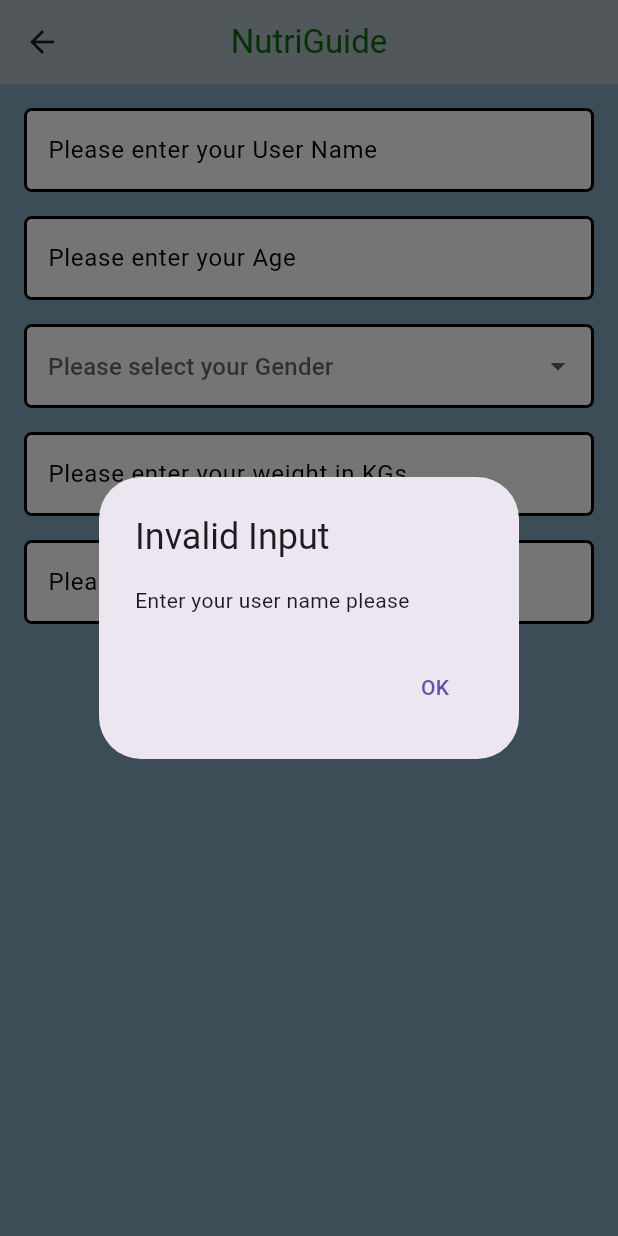
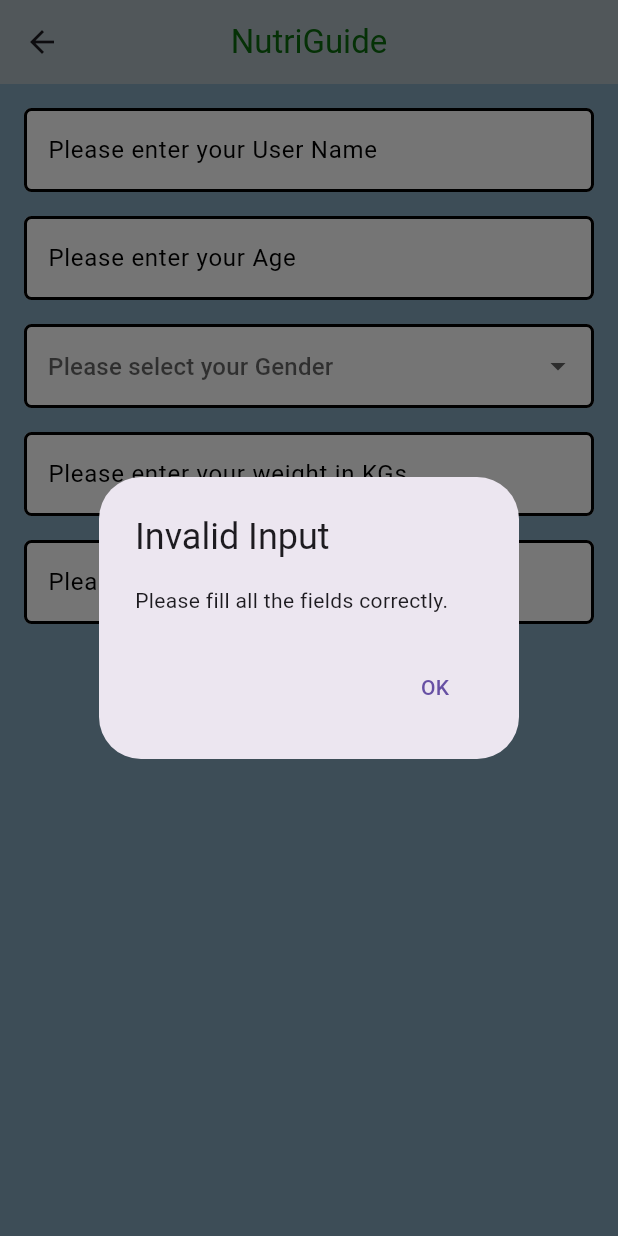
Before and after one commit to VenkatKaushal/App-Development-Project__Frontend, a Flutter app: the BasicUserInfo screen opened directly, after a tap on "Submit", on a phone screen of 412 x 824 dp. Run offline on Flutter 3.47's test engine with Material 3 defaults, Android fonts, the phone set to English and light mode, and no system bars; our stand-ins replace fl_chart.

Commit message:
Update navigator and validate all information in basic_user_info.dart

```diff
--- a/lib/screens/basic_user_info.dart
+++ b/lib/screens/basic_user_info.dart
@@ -1,5 +1,8 @@
+import 'package:app_frontend/screens/create_new_password.dart';
 import 'package:flutter/material.dart';
 import 'package:flutter/services.dart';
+import 'package:app_frontend/global_data.dart';
+import 'create_new_password.dart';
 
 class BasicUserInfo extends StatefulWidget {
   const BasicUserInfo({super.key});
@@ -41,6 +44,19 @@ class _MyHomePageState extends State<BasicUserInfo> {
   final weight = double.tryParse(weightController.text);
   final height = double.tryParse(heightController.text);
 
+  if(userName.isEmpty || age == null || weight == null || height == null || gender == null){
+    _showErrorDialog('Please fill all the fields correctly.');
+    return;
+  }
+
+  UserData().updateData(
+    userName: userName,
+    age: age,
+    gender: gender,
+    weight: weight,
+    height: height,
+  );
+
     if(userName.isEmpty){
       _showErrorDialog('Enter your user name please');
       return;
@@ -50,7 +66,10 @@ class _MyHomePageState extends State<BasicUserInfo> {
       _showErrorDialog('Age must be between 0 and 110.');
       return;
     }
-
+    if(gender!.isEmpty){
+      _showErrorDialog('Select your gender.');
+      return;
+    }
     if (weight == null || weight < 0 || weight > 250) {
       _showErrorDialog('Weight must be between 0 and 250 KGs.');
       return;
@@ -60,7 +79,6 @@ class _MyHomePageState extends State<BasicUserInfo> {
       _showErrorDialog('Height must be between 0 and 250 cm.');
       return;
     }
-
 
     showDialog(
       context: context,
@@ -76,7 +94,11 @@ class _MyHomePageState extends State<BasicUserInfo> {
           ),
         ],
       ),
+    ).then((_){
+      Navigator.of(context).push(
+        MaterialPageRoute(builder: (context)=>CreateNewPassword()),
       );
+    });
   }
 
   @override
```
Lines whose indentation alone changed are shown as unchanged.
